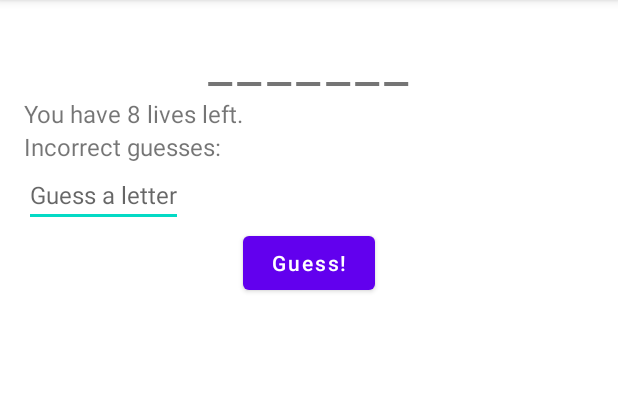
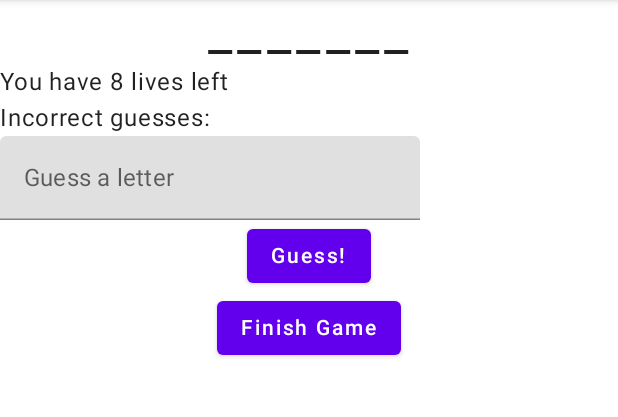
Before and after one commit to BenyamainYacoob/GuessingGame, an Android app built with Jetpack Compose: the screen it shows after launch (MainActivity), on a phone screen of 412 x 824 dp, the part 84-501 px from its top. Run offline under Robolectric (Android 15) with nearby library versions, the phone set to English and light mode, and no system bars; our stand-ins replace livedata-compose.

Commit message:
Even more updated

```diff
--- a/app/src/main/java/com/hfad/guessinggame/GameFragment.kt
+++ b/app/src/main/java/com/hfad/guessinggame/GameFragment.kt
@@ -5,45 +5,114 @@ import androidx.fragment.app.Fragment
 import android.view.LayoutInflater
 import android.view.View
 import android.view.ViewGroup
-import com.hfad.guessinggame.databinding.FragmentGameBinding
 import androidx.navigation.findNavController
 import androidx.lifecycle.ViewModelProvider
+import androidx.lifecycle.Observer
+import androidx.compose.runtime.Composable
+import androidx.compose.foundation.layout.Column
+import androidx.compose.foundation.layout.fillMaxWidth
+import androidx.compose.material.*
+import androidx.compose.runtime.livedata.observeAsState
+import androidx.compose.runtime.mutableStateOf
+import androidx.compose.runtime.remember
+import androidx.compose.ui.Alignment
+import androidx.compose.ui.Modifier
+import androidx.compose.ui.platform.ComposeView
+import androidx.compose.ui.res.stringResource
+import androidx.compose.ui.unit.em
+import androidx.compose.ui.unit.sp
+import androidx.compose.foundation.layout.Row
+import androidx.compose.foundation.layout.Arrangement
 
 class GameFragment : Fragment() {
-    private var _binding: FragmentGameBinding? = null
-    private val binding get() = _binding!!
     lateinit var viewModel: GameViewModel
 
     override fun onCreateView(
         inflater: LayoutInflater, container: ViewGroup?, savedInstanceState: Bundle?
     ): View? {
-        _binding = FragmentGameBinding.inflate(inflater, container, false)
-        val view = binding.root
         viewModel = ViewModelProvider(this).get(GameViewModel::class.java)
 
-        updateScreen()
-
-        binding.guessButton.setOnClickListener() {
-            viewModel.makeGuess(binding.guess.text.toString().uppercase())
-            binding.guess.text = null
-            updateScreen()
-            if (viewModel.isWon() || viewModel.isLost()) {
-                val action = GameFragmentDirections
-                    .actionGameFragmentToResultFragment(viewModel.wonLostMessage())
-                view.findNavController().navigate(action)
+        viewModel.gameOver.observe(viewLifecycleOwner, Observer { newValue -> if (newValue) {
+            val action = GameFragmentDirections.actionGameFragmentToResultFragment(viewModel.wonLostMessage())
+            view?.findNavController()?.navigate(action)
+        }})
+        return ComposeView(requireContext()).apply {
+            setContent {
+                MaterialTheme {
+                    Surface {
+                        GameFragmentContent(viewModel)
+                    }
+                }
             }
         }
-        return view
-    }
-
-    override fun onDestroyView() {
-        super.onDestroyView()
-        _binding = null
-    }
-
-    fun updateScreen() {
-        binding.word.text = viewModel.secretWordDisplay
-        binding.lives.text = "You have ${viewModel.livesLeft} lives left."
-        binding.incorrectGuesses.text = "Incorrect guesses: ${viewModel.incorrectGuesses}"
     }
 }
+
+@Composable
+fun GameFragmentContent(viewModel: GameViewModel) {
+    val guess = remember { mutableStateOf("") }
+
+    Column(modifier = Modifier.fillMaxWidth()) {
+        Row(modifier = Modifier.fillMaxWidth(), horizontalArrangement = Arrangement.Center) {
+            SecretWordDisplay(viewModel)
+        }
+        LivesLeftText(viewModel)
+        IncorrectGuessesText(viewModel)
+        EnterGuess(guess.value) { guess.value = it }
+
+        Column(modifier = Modifier.fillMaxWidth(), horizontalAlignment = Alignment.CenterHorizontally) {
+        GuessButton {
+            viewModel.makeGuess(guess.value.uppercase())
+            guess.value = ""
+        }
+        FinishGameButton {
+            viewModel.finishGame()
+        }
+    }
+    }
+}
+
+@Composable
+fun FinishGameButton(clicked: () -> Unit) {
+    Button(onClick = clicked) {
+        Text("Finish Game")
+    }
+}
+
+@Composable
+fun EnterGuess(guess: String, changed: (String) -> Unit) {
+    TextField(
+        value = guess, label = { Text("Guess a letter") }, onValueChange = changed
+    )
+}
+
+@Composable
+fun GuessButton(clicked: () -> Unit) {
+    Button(onClick = clicked) {
+        Text("Guess!")
+    }
+}
+
+@Composable
+fun IncorrectGuessesText(viewModel: GameViewModel) {
+    val incorrectGuesses = viewModel.incorrectGuesses.observeAsState()
+    incorrectGuesses.value?.let {
+        Text(stringResource(R.string.incorrect_guesses, it))
+    }
+}
+
+@Composable
+fun LivesLeftText(viewModel: GameViewModel) {
+    val livesLeft = viewModel.livesLeft.observeAsState()
+    livesLeft.value?.let {
+        Text(stringResource(R.string.lives_left, it))
+    }
+}
+
+@Composable
+fun SecretWordDisplay(viewModel: GameViewModel) {
+    val display = viewModel.secretWordDisplay.observeAsState()
+    display.value?.let {
+        Text(text = it, letterSpacing = 0.1.em, fontSize = 36.sp)
+    }
+}
--- a/app/src/main/java/com/hfad/guessinggame/GameViewModel.kt
+++ b/app/src/main/java/com/hfad/guessinggame/GameViewModel.kt
@@ -1,20 +1,31 @@
 package com.hfad.guessinggame
 
 import androidx.lifecycle.ViewModel
+import androidx.lifecycle.MutableLiveData
+import androidx.lifecycle.LiveData
 
 class GameViewModel: ViewModel() {
-    val words = listOf("Android", "Activity", "Fragment")
-    val secretWord = words.random().uppercase()
-    var secretWordDisplay = ""
-    var correctGuesses = ""
-    var incorrectGuesses = ""
-    var livesLeft = 8
+    private val words = listOf("Android", "Activity", "Fragment")
+    private val secretWord = words.random().uppercase()
+    private val _secretWordDisplay = MutableLiveData<String>()
+    val secretWordDisplay: LiveData<String>
+        get() = _secretWordDisplay
+    private var correctGuesses = ""
+    private val _incorrectGuesses = MutableLiveData<String>("")
+    val incorrectGuesses: LiveData<String>
+        get() = _incorrectGuesses
+    private val _livesLeft = MutableLiveData<Int>(8)
+    val livesLeft: LiveData<Int>
+        get() = _livesLeft
+    private val _gameOver = MutableLiveData<Boolean> (false)
+    val gameOver: LiveData<Boolean>
+    get() = _gameOver
 
     init {
-        secretWordDisplay = deriveSecretWordDisplay()
+        _secretWordDisplay.value = deriveSecretWordDisplay()
     }
 
-    fun deriveSecretWordDisplay() : String {
+    private fun deriveSecretWordDisplay() : String {
         var display = ""
         secretWord.forEach {
             display += checkLetter(it.toString())
@@ -22,7 +33,7 @@ class GameViewModel: ViewModel() {
         return display
     }
 
-    fun checkLetter(str: String) = when (correctGuesses.contains(str)) {
+    private fun checkLetter(str: String) = when (correctGuesses.contains(str)) {
         true -> str
         false -> "_"
     }
@@ -31,17 +42,18 @@ class GameViewModel: ViewModel() {
         if (guess.length == 1) {
             if (secretWord.contains(guess)) {
                 correctGuesses += guess
-                secretWordDisplay = deriveSecretWordDisplay()
+                _secretWordDisplay.value = deriveSecretWordDisplay()
             } else {
-                incorrectGuesses += "$guess "
-                livesLeft--
+                _incorrectGuesses.value += "$guess "
+                _livesLeft.value = _livesLeft.value?.minus(1)
             }
+            if (isWon() || isLost()) _gameOver.value = true
         }
     }
 
-    fun isWon() = secretWord.equals(secretWordDisplay, true)
+    private fun isWon() = secretWord.equals(secretWordDisplay.value, true)
 
-    fun isLost() = livesLeft <= 0
+    private fun isLost() = livesLeft.value ?: 0 <= 0
 
     fun wonLostMessage() : String {
         var message = ""
@@ -50,4 +62,8 @@ class GameViewModel: ViewModel() {
         message += " The word was $secretWord."
         return message
     }
+
+    fun finishGame() {
+        _gameOver.value = true
+    }
 }
--- a/app/src/main/java/com/hfad/guessinggame/ResultViewModelFactory.kt
+++ b/app/src/main/java/com/hfad/guessinggame/ResultViewModelFactory.kt
@@ -4,7 +4,7 @@ import androidx.lifecycle.ViewModel
 import androidx.lifecycle.ViewModelProvider
 import java.lang.IllegalArgumentException
 
-abstract class ResultViewModelFactory(private val finalResult: String)
+class ResultViewModelFactory(private val finalResult: String)
     : ViewModelProvider.Factory {
 
     override fun <T : ViewModel> create(modelClass: Class<T>): T {
--- a/app/src/main/res/navigation/nav_graph.xml
+++ b/app/src/main/res/navigation/nav_graph.xml
@@ -8,8 +8,7 @@
     <fragment
         android:id="@+id/gameFragment"
         android:name="com.hfad.guessinggame.GameFragment"
-        android:label="fragment_game"
-        tools:layout="@layout/fragment_game">
+        android:label="fragment_game">
         <action
             android:id="@+id/action_gameFragment_to_resultFragment"
             app:destination="@id/resultFragment"
@@ -19,8 +18,7 @@
     <fragment
         android:id="@+id/resultFragment"
         android:name="com.hfad.guessinggame.ResultFragment"
-        android:label="fragment_result"
-        tools:layout="@layout/fragment_result">
+        android:label="fragment_result">
         <argument
             android:name="result"
             app:argType="string" />
--- a/app/src/main/res/values/strings.xml
+++ b/app/src/main/res/values/strings.xml
@@ -2,4 +2,6 @@
     <string name="app_name">Guessing Game</string>
     <!-- TODO: Remove or change this placeholder text -->
     <string name="hello_blank_fragment">Hello blank fragment</string>
+    <string name="lives_left">You have %d lives left</string>
+    <string name="incorrect_guesses">Incorrect guesses: %s</string>
 </resources>
--- a/build.gradle
+++ b/build.gradle
@@ -1,13 +1,14 @@
 // Top-level build file where you can add configuration options common to all sub-projects/modules.
 buildscript {
     ext.nav_version = '2.4.2'
+    ext.compose_version = "1.1.1"
     repositories {
         google()
         mavenCentral()
     }
     dependencies {
         classpath 'com.android.tools.build:gradle:7.2.0'
-        classpath "org.jetbrains.kotlin:kotlin-gradle-plugin:1.6.21"
+        classpath "org.jetbrains.kotlin:kotlin-gradle-plugin:1.6.10"
         classpath "androidx.navigation:navigation-safe-args-gradle-plugin:$nav_version"
 
         // NOTE: Do not place your application dependencies here; they belong
```
Also changed, not shown: app/build.gradle (+12 -1 lines), app/src/main/java/com/hfad/guessinggame/ResultFragment.kt (+47 -14 lines), app/src/main/res/layout/fragment_game.xml (+32 -6 lines), app/src/main/res/layout/fragment_result.xml (+19 -4 lines).
